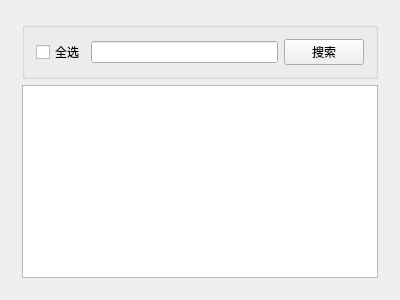
Above: interface/grade.ui from Deng-Jiayu/interface before the change. Below: the same form after it.
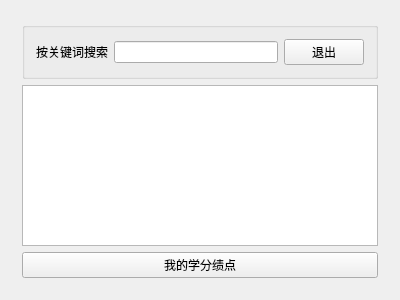
That is the form after the change.

```diff
--- a/interface/grade.ui
+++ b/interface/grade.ui
@@ -22,11 +22,11 @@
         <property name="title">
          <string/>
         </property>
-        <layout class="QHBoxLayout" name="horizontalLayout_10" stretch="1,6,1">
+        <layout class="QHBoxLayout" name="horizontalLayout_10" stretch="0,6,0">
          <item>
-          <widget class="QCheckBox" name="checkBox">
+          <widget class="QLabel" name="label">
            <property name="text">
-            <string>全选</string>
+            <string>按关键词搜索</string>
            </property>
           </widget>
          </item>
@@ -36,13 +36,7 @@
          <item>
           <widget class="QPushButton" name="pushButton">
            <property name="text">
-            <string>搜索</string>
-           </property>
-           <property name="iconSize">
-            <size>
-             <width>10</width>
-             <height>10</height>
-            </size>
+            <string>退出</string>
            </property>
           </widget>
          </item>
@@ -52,6 +46,13 @@
       <item row="1" column="0">
        <widget class="QTableView" name="tableView"/>
       </item>
+      <item row="2" column="0">
+       <widget class="QPushButton" name="pushButton_2">
+        <property name="text">
+         <string>我的学分绩点</string>
+        </property>
+       </widget>
+      </item>
      </layout>
     </widget>
    </item>
```
